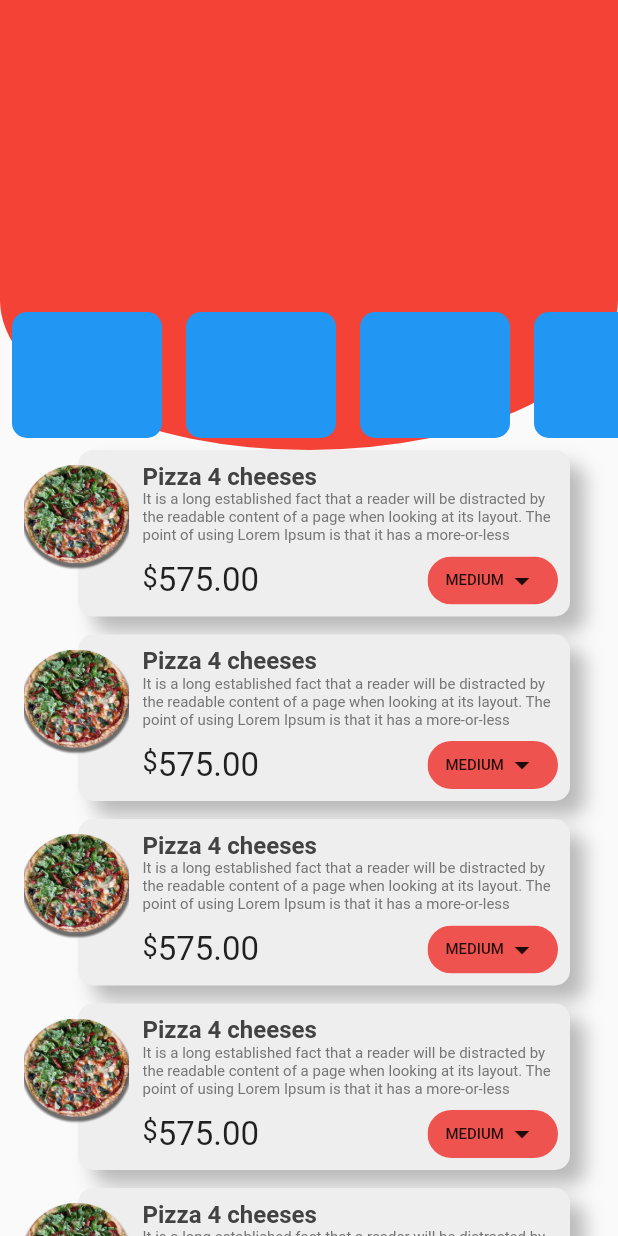
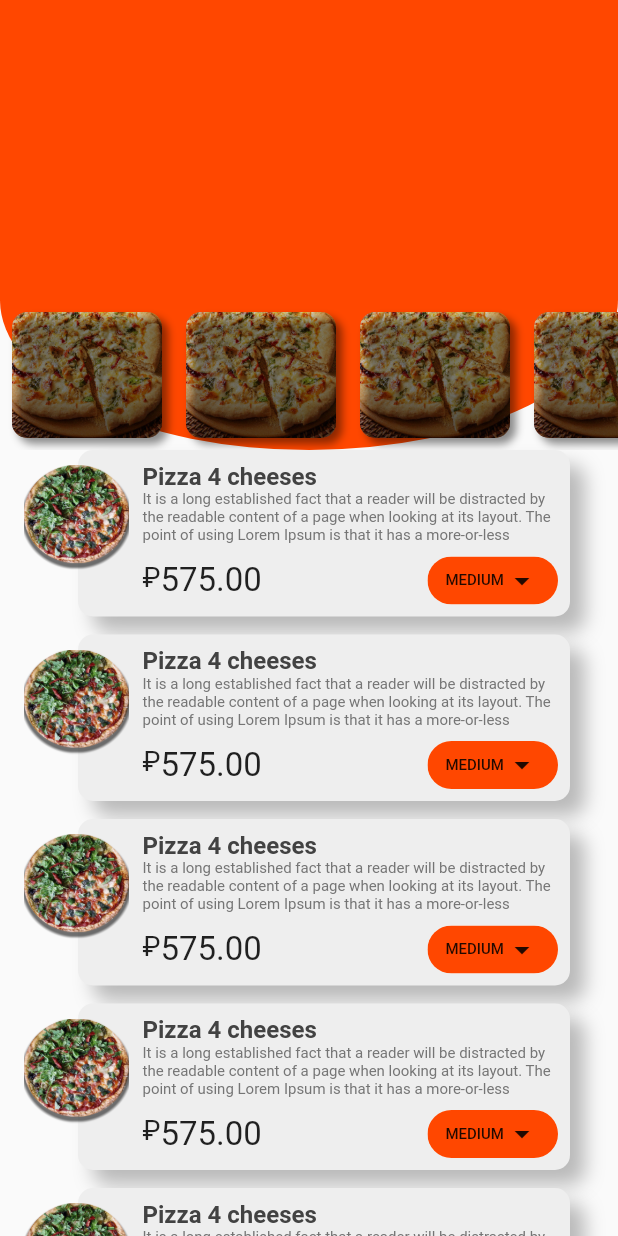
Before and after one commit to AndX2/flutter_demo, a Flutter app: the screen it shows after launch, on a phone screen of 412 x 824 dp. Run offline on Flutter 3.47's test engine with Material 2 defaults, Android fonts, the phone set to English and light mode, and no system bars.

```diff
--- a/lib/data.dart
+++ b/lib/data.dart
@@ -1,4 +1,4 @@
-import 'package:flutter/material.dart';
+
 
 String desc =
     'It is a long established fact that a reader will be distracted by the readable content of a page when looking at its layout. The point of using Lorem Ipsum is that it has a more-or-less normal distribution of letters, as opposed to using , making it look like readable English. Many desktop publishing packages and web page editors now use Lorem Ipsum as their default model text, and a search for will uncover many web sites still in their infancy. Various versions have evolved over the years, sometimes by accident, sometimes on purpose (injected humour and the like).';
--- a/lib/main.dart
+++ b/lib/main.dart
@@ -1,4 +1,4 @@
-import 'package:flutter/material.dart';
+import "package:flutter/material.dart";
 import 'dart:math';
 
 import './data.dart';
@@ -34,7 +34,83 @@ class _SliverAppBarDelegate extends SliverPersistentHeaderDelegate {
   @override
   Widget build(
       BuildContext context, double shrinkOffset, bool overlapsContent) {
-    return new SizedBox.expand(child: child);
+    // print('shrink delta: $shrinkOffset, $minExtent, $maxExtent}');
+    return new SizedBox.expand(
+        child: _buildHeader(1.0 - shrinkOffset / maxExtent));
+  }
+
+  Widget _buildHeader(double shrinkDelta) {
+    return Container(
+      height: double.infinity,
+      width: double.infinity,
+      child: Stack(
+        alignment: Alignment.bottomCenter,
+        children: <Widget>[
+          GestureDetector(
+            onTap: () {
+              // setState(() {
+              //   cartIsEmpty = !cartIsEmpty;
+              // });
+            },
+            child: ClipPath(
+              clipper: ArcClipper(arcScale: shrinkDelta),
+              child: Container(
+                height: double.infinity,
+                width: double.infinity,
+                color: Color(0xFFFF4700),
+              ),
+            ),
+          ),
+          Container(
+            height: 100.0,
+            width: double.infinity,
+            child: ListView.builder(
+              scrollDirection: Axis.horizontal,
+              itemBuilder: (BuildContext context, int index) {
+                return Padding(
+                  padding: EdgeInsets.all(8.0),
+                  child: Container(
+                    height: double.infinity,
+                    width: 100.0,
+                    // child: Image.asset('assets/images/thumb_c1.jpg',
+                    //     fit: BoxFit.cover),
+                    decoration: BoxDecoration(
+                      borderRadius: BorderRadius.circular(10.0),
+                      image: DecorationImage(
+                        fit: BoxFit.cover,
+                        image: AssetImage('assets/images/thumb_c1.jpg'),
+                      ),
+                    ),
+                    foregroundDecoration: BoxDecoration(
+                      // color: Colors.blue,
+                      borderRadius: BorderRadius.circular(10.0),
+                      boxShadow: [
+                        BoxShadow(
+                            color: Colors.black45,
+                            offset: Offset(4.0, 4.0),
+                            blurRadius: 4.0),
+                      ],
+                      gradient: LinearGradient(
+                        begin: Alignment.center,
+                        end: Alignment.bottomCenter,
+                        colors: [
+                          Colors.black.withOpacity(0.1),
+                          Colors.black.withOpacity(0.4),
+                        ],
+                      ),
+                      // image: DecorationImage(
+                      //   fit: BoxFit.cover,
+                      //   image: AssetImage('assets/images/thumb_c1.jpg'),
+                      // ),
+                    ),
+                  ),
+                );
+              },
+            ),
+          )
+        ],
+      ),
+    );
   }
 
   @override
@@ -55,56 +131,64 @@ class HomePage extends StatefulWidget {
 class _HomePageState extends State<HomePage> {
   bool cartIsEmpty = false;
 
-  Widget _buildHeader() {
-    return Container(
-      height: double.infinity,
-      width: double.infinity,
-      child: Stack(
-        alignment: Alignment.bottomCenter,
-        children: <Widget>[
-          GestureDetector(
-            onTap: () {
-              setState(() {
-                cartIsEmpty = !cartIsEmpty;
-              });
-            },
-            child: ClipPath(
-              clipper: ArcClipper(),
-              child: Container(
-                height: double.infinity,
-                width: double.infinity,
-                color: Colors.red,
-              ),
-            ),
-          ),
-          Container(
-            height: 100.0,
-            width: double.infinity,
-            child: ListView.builder(
-              scrollDirection: Axis.horizontal,
-              itemBuilder: (BuildContext context, int index) {
-                return Padding(
-                  padding: EdgeInsets.all(8.0),
-                  child: Container(
-                    height: double.infinity,
-                    width: 100.0,
-                    decoration: BoxDecoration(
-                      borderRadius: BorderRadius.circular(10.0),
-                      color: Colors.blue,
-                    ),
-                  ),
-                );
-              },
-            ),
-          )
-        ],
-      ),
-    );
-  }
+  // Widget _buildHeader(double shrinkDelta) {
+  //   return Container(
+  //     height: double.infinity,
+  //     width: double.infinity,
+  //     child: Stack(
+  //       alignment: Alignment.bottomCenter,
+  //       children: <Widget>[
+  //         GestureDetector(
+  //           onTap: () {
+  //             setState(() {
+  //               cartIsEmpty = !cartIsEmpty;
+  //             });
+  //           },
+  //           child: ClipPath(
+  //             clipper: ArcClipper(arcScale: shrinkDelta),
+  //             child: Container(
+  //               height: double.infinity,
+  //               width: double.infinity,
+  //               color: Color(0xFFFF4700),
+  //             ),
+  //           ),
+  //         ),
+  //         Container(
+  //           height: 100.0,
+  //           width: double.infinity,
+  //           child: ListView.builder(
+  //             scrollDirection: Axis.horizontal,
+  //             itemBuilder: (BuildContext context, int index) {
+  //               return Padding(
+  //                 padding: EdgeInsets.all(8.0),
+  //                 child: Container(
+  //                   height: double.infinity,
+  //                   width: 100.0,
+  //                   decoration: BoxDecoration(
+  //                     borderRadius: BorderRadius.circular(10.0),
+  //                     image: DecorationImage(
+  //                       fit: BoxFit.cover,
+  //                       image: AssetImage('assets/images/thumb_c1.jpg'),
+  //                     ),
+  //                     // gradient: LinearGradient(
+  //                     //     begin: Alignment.topCenter,
+  //                     //     end: Alignment.bottomCenter,
+  //                     //     colors: [Colors.black12, Colors.black54],
+  //                     //     tileMode: TileMode.clamp),
+  //                   ),
+  //                 ),
+  //               );
+  //             },
+  //           ),
+  //         )
+  //       ],
+  //     ),
+  //   );
+  // }
 
   @override
   Widget build(BuildContext context) {
-    print(MediaQuery.of(context).orientation);
+    // print(MediaQuery.of(context).orientation);
     return Column(
       mainAxisAlignment: MainAxisAlignment.end,
       children: <Widget>[
@@ -115,8 +199,8 @@ class _HomePageState extends State<HomePage> {
                 pinned: true,
                 delegate: _SliverAppBarDelegate(
                   maxHeight: 300.0,
-                  minHeight: 100.0,
-                  child: _buildHeader(),
+                  minHeight: 125.0,
+                  child: Container(),
                 ),
               ),
               SliverList(
@@ -214,7 +298,7 @@ class _HomePageState extends State<HomePage> {
                                 crossAxisAlignment: CrossAxisAlignment.start,
                                 children: <Widget>[
                                   Text(
-                                    '\$',
+                                    '₽',
                                     style: TextStyle(fontSize: 18.0),
                                   ),
                                   Text('575.00',
@@ -223,7 +307,7 @@ class _HomePageState extends State<HomePage> {
                               ),
                               Spacer(),
                               Chip(
-                                backgroundColor: Colors.red[400],
+                                backgroundColor: Color(0xFFFF4700),
                                 label: Row(
                                   children: <Widget>[
                                     Text(
@@ -256,16 +340,21 @@ class _HomePageState extends State<HomePage> {
 }
 
 class ArcClipper extends CustomClipper<Path> {
-  static const double ARC_HEIGHT = 100.0;
+  double arcHeight = 100.0;
+  double arcScale = 1.0;
+  ArcClipper({this.arcScale}) {
+    this.arcHeight = 100.0 * this.arcScale;
+  }
   @override
   getClip(Size size) {
+    // print(size.height);
     var path = Path();
     // print(size);
-    path.lineTo(0.0, size.height - ARC_HEIGHT);
+    path.lineTo(0.0, size.height - arcHeight);
     // path.lineTo(size.width, size.height - 50.0);
     path.arcTo(
         Rect.fromLTWH(
-            0.0, size.height - 2 * ARC_HEIGHT, size.width, 2 * ARC_HEIGHT),
+            0.0, size.height - 2 * arcHeight, size.width, 2 * arcHeight),
         3.14,
         -3.14,
         false);
```
Also changed, not shown: assets/images/thumb_c1.jpg (added).
